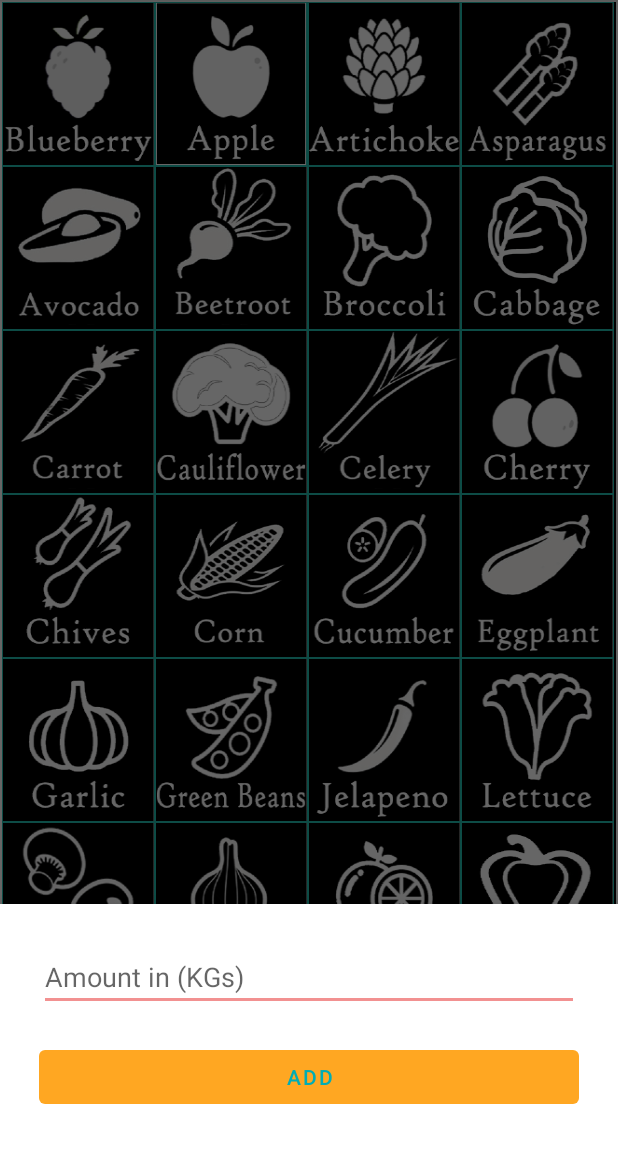
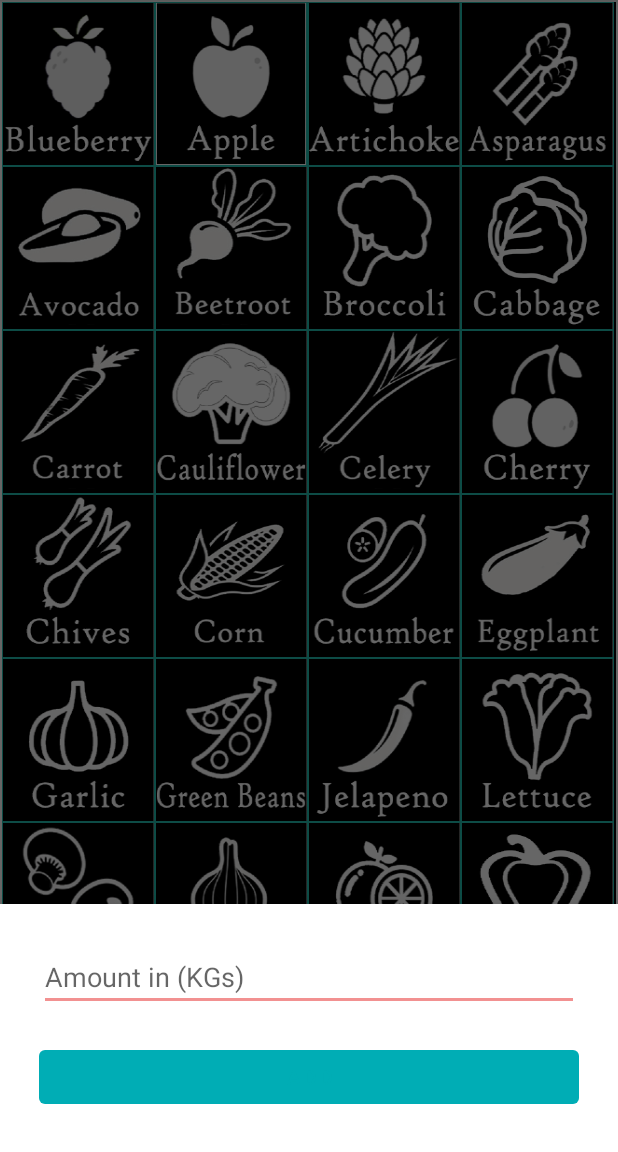
Before and after one commit to AmirAbu-Almajd/Calorie-Counter, an Android app: the fragment BottomSheetDialog placed in its activity, on a phone screen of 412 x 824 dp, the part 84-1236 px from its top. Run offline under Robolectric (Android 15) with nearby library versions, the phone set to English and light mode, and no system bars.

Commit message:
Adapting to the theme

```diff
--- a/app/src/main/java/com/example/calorie_counter/ShoppingItems.java
+++ b/app/src/main/java/com/example/calorie_counter/ShoppingItems.java
@@ -96,7 +96,7 @@ public class ShoppingItems extends AppCompatActivity implements BottomSheetDialo
             public void onClick(View v) {
                 db.add_grocery_list(id,newList.items,newList.quantities);
                 Intent intent = new Intent(ShoppingItems.this, mainTabs.class);
-                int page = 1;
+                int page = 2;
                 intent .putExtra("One",page);
                 overridePendingTransition(0, 0);
                 intent.addFlags(Intent.FLAG_ACTIVITY_NO_ANIMATION);
--- a/app/src/main/java/com/example/calorie_counter/ShoppingListFragment.java
+++ b/app/src/main/java/com/example/calorie_counter/ShoppingListFragment.java
@@ -172,11 +172,6 @@ public class ShoppingListFragment extends Fragment {
                 int tempBtnId = v.getId();
                 int tempTextId = tempBtnId + 3000;
                 TextView tempText2 = (TextView) rootView.findViewById(tempTextId);
-//                Toast.makeText(rootView.getContext(),tempText.getText(),Toast.LENGTH_SHORT).show();
-//                Toast.makeText(rootView.getContext(),tempText2.getText(),Toast.LENGTH_SHORT).show();
-                for (int j = 0; j < listsIds.size(); j++) {
-                    Log.e("id", listsIds.get(j).toString());
-                }
                 listsLayout.removeViewAt(tempBtnId);
                 Database db = new Database(rootView.getContext());
                 db.delete_list(id, listsIds.get(tempBtnId));
--- a/app/src/main/res/layout/activity_item_value_bottom_sheet.xml
+++ b/app/src/main/res/layout/activity_item_value_bottom_sheet.xml
@@ -20,7 +20,7 @@
         android:layout_width="match_parent"
         android:layout_height="wrap_content"
         android:layout_margin="10dp"
-        app:backgroundTint="#FFA722"
+        app:backgroundTint="#00adb5"
         android:text="Add" />
 
 </LinearLayout>
```
Also changed, not shown: app/src/main/java/com/example/calorie_counter/SimpleFragmentPagerAdapter.java (+4 -4 lines).
